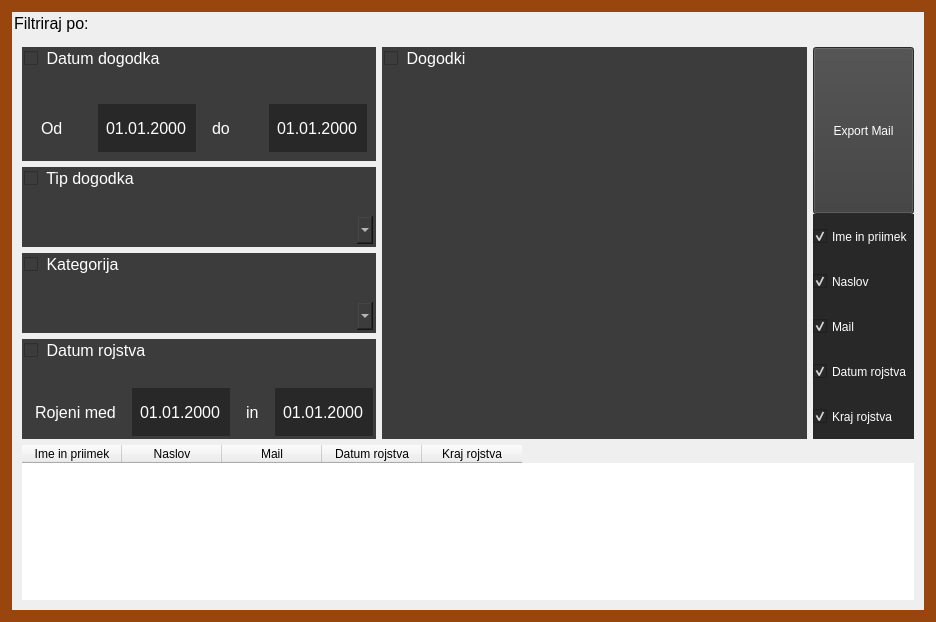
Above: gui/main_widget/mailfilter.ui from vernocte/torba before the change. Below: the same form after it.
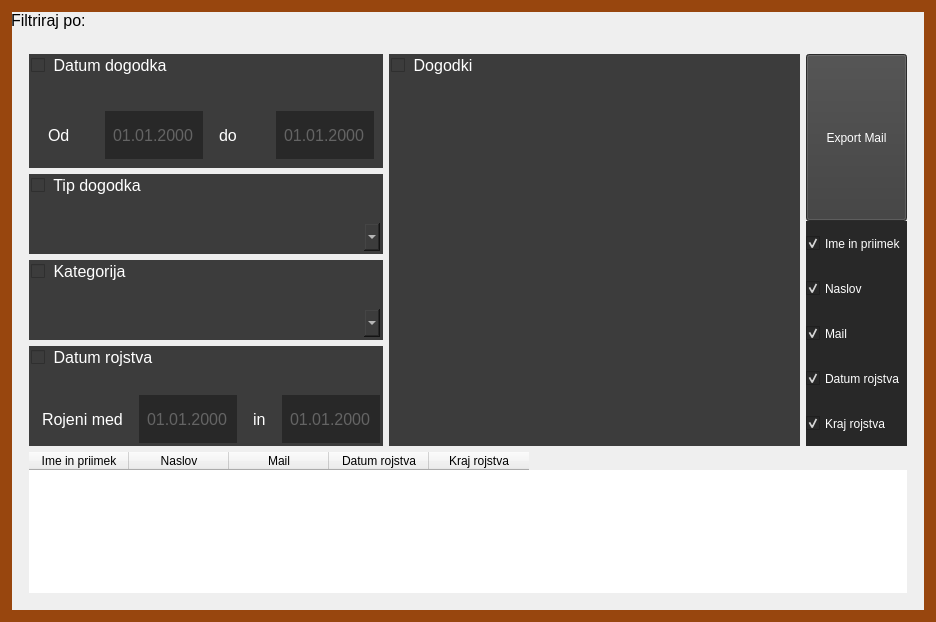
That is the form after the change. Icons and pictures are not drawn. Custom widgets are drawn as their Qt base class.

```diff
--- a/gui/main_widget/mailfilter.ui
+++ b/gui/main_widget/mailfilter.ui
@@ -19,19 +19,7 @@
 border: 12px solid rgb(152,70,14);
 }</string>
   </property>
-  <layout class="QGridLayout" name="gridLayout_6">
-   <property name="leftMargin">
-    <number>14</number>
-   </property>
-   <property name="topMargin">
-    <number>14</number>
-   </property>
-   <property name="rightMargin">
-    <number>14</number>
-   </property>
-   <property name="bottomMargin">
-    <number>14</number>
-   </property>
+  <layout class="QGridLayout" name="gridLayout_7">
    <item row="0" column="0">
     <widget class="QLabel" name="label">
      <property name="font">
@@ -42,21 +30,24 @@
      <property name="text">
       <string>Filtriraj po:</string>
      </property>
+     <property name="margin">
+      <number>6</number>
+     </property>
     </widget>
    </item>
    <item row="1" column="0">
     <layout class="QVBoxLayout" name="verticalLayout_4">
      <property name="leftMargin">
-      <number>8</number>
+      <number>18</number>
      </property>
      <property name="topMargin">
-      <number>8</number>
+      <number>18</number>
      </property>
      <property name="rightMargin">
-      <number>8</number>
+      <number>18</number>
      </property>
      <property name="bottomMargin">
-      <number>8</number>
+      <number>18</number>
      </property>
      <item>
       <layout class="QHBoxLayout" name="horizontalLayout_3">
@@ -162,8 +153,16 @@
                </font>
               </property>
               <property name="styleSheet">
-               <string notr="true">color: white;
-background-color: rgb(40,40,40);</string>
+               <string notr="true">QDateEdit
+{
+color: white;
+background-color: rgb(40,40,40);
+}
+
+QDateEdit:disabled
+{
+color: rgb(100,100,100);
+}</string>
               </property>
               <property name="buttonSymbols">
                <enum>QAbstractSpinBox::NoButtons</enum>
@@ -220,8 +219,16 @@
                </font>
               </property>
               <property name="styleSheet">
-               <string notr="true">color: white;
-background-color: rgb(40,40,40);</string>
+               <string notr="true">QDateEdit
+{
+color: white;
+background-color: rgb(40,40,40);
+}
+
+QDateEdit:disabled
+{
+color: rgb(100,100,100);
+}</string>
               </property>
               <property name="buttonSymbols">
                <enum>QAbstractSpinBox::NoButtons</enum>
@@ -276,7 +283,16 @@
              <number>0</number>
             </property>
             <item row="0" column="3">
-             <widget class="QComboBox" name="event_type_box"/>
+             <widget class="QComboBox" name="event_type_box">
+              <property name="font">
+               <font>
+                <pointsize>9</pointsize>
+               </font>
+              </property>
+              <property name="frame">
+               <bool>false</bool>
+              </property>
+             </widget>
             </item>
            </layout>
           </widget>
@@ -418,8 +434,16 @@
                </font>
               </property>
               <property name="styleSheet">
-               <string notr="true">color: white;
-background-color: rgb(40,40,40);</string>
+               <string notr="true">QDateEdit
+{
+color: white;
+background-color: rgb(40,40,40);
+}
+
+QDateEdit:disabled
+{
+color: rgb(100,100,100);
+}</string>
               </property>
               <property name="buttonSymbols">
                <enum>QAbstractSpinBox::NoButtons</enum>
@@ -486,8 +510,16 @@
                </font>
               </property>
               <property name="styleSheet">
-               <string notr="true">color: white;
-background-color: rgb(40,40,40);</string>
+               <string notr="true">QDateEdit
+{
+color: white;
+background-color: rgb(40,40,40);
+}
+
+QDateEdit:disabled
+{
+color: rgb(100,100,100);
+}</string>
               </property>
               <property name="buttonSymbols">
                <enum>QAbstractSpinBox::NoButtons</enum>
@@ -749,6 +781,24 @@
       </layout>
      </item>
      <item>
+      <widget class="QWidget" name="widget" native="true">
+       <layout class="QGridLayout" name="gridLayout_6">
+        <property name="leftMargin">
+         <number>0</number>
+        </property>
+        <property name="topMargin">
+         <number>0</number>
+        </property>
+        <property name="rightMargin">
+         <number>0</number>
+        </property>
+        <property name="bottomMargin">
+         <number>0</number>
+        </property>
+        <property name="spacing">
+         <number>0</number>
+        </property>
+        <item row="0" column="0">
       <widget class="FilterTableWidget" name="results_table">
        <property name="font">
         <font>
@@ -801,6 +851,9 @@
          <string>Kraj rojstva</string>
         </property>
        </column>
+         </widget>
+        </item>
+       </layout>
       </widget>
      </item>
     </layout>
```
Lines whose indentation alone changed are shown as unchanged.
